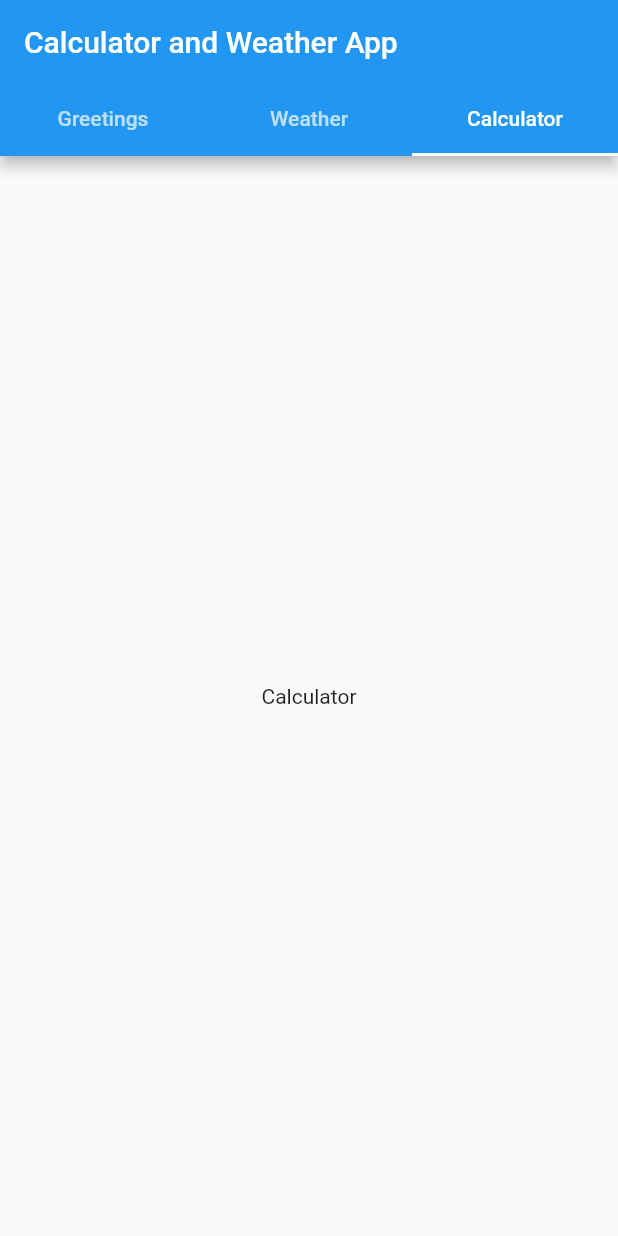
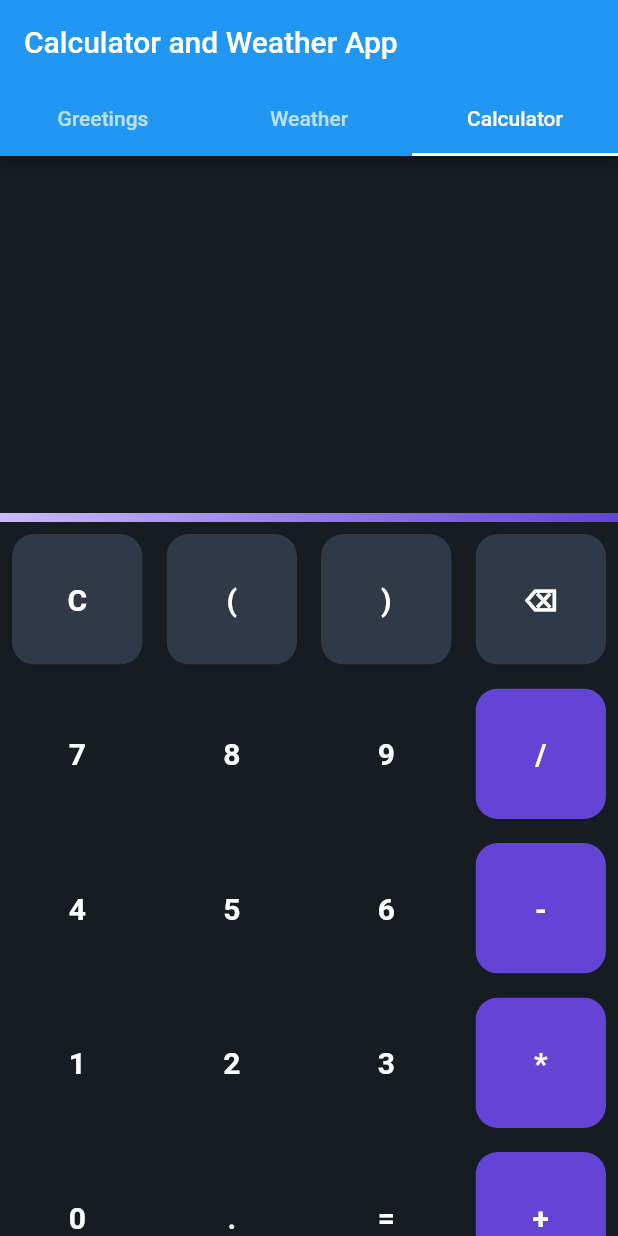
Before and after one commit to LakmaliPalihakkara/MDEV1005_Assignment4, a Flutter app: the screen it shows after launch, tab 3 chosen, on a phone screen of 412 x 824 dp. Run offline on Flutter 3.47's test engine with Material 2 defaults, Android fonts, the phone set to English and light mode, and no system bars; our stand-ins replace math_expressions.

Commit message:
Calculator

```diff
--- /dev/null
+++ b/lib/CalButton.dart
@@ -0,0 +1,38 @@
+
+import 'package:flutter/material.dart';
+
+class CalButton extends StatelessWidget {
+
+  final String btnText;
+  final buttonTapped;
+  final Color color;
+
+  const CalButton({required this.btnText,this.buttonTapped,required this.color});
+
+  @override
+  Widget build(BuildContext context) {
+    return GestureDetector(
+        onTap: buttonTapped,
+        child: Padding(
+
+          padding: EdgeInsets.all(8.0),
+          child:  ClipRRect(
+            borderRadius: BorderRadius.circular(15.0),
+            child: Container(
+              color: color,
+              child: Center(
+                child: Text(
+                  btnText,
+                  style: TextStyle(
+                      color: Colors.white,
+                      fontSize: 20,
+                      fontWeight: FontWeight.bold
+                  ),
+                ),
+              ),
+            ),
+          ),
+        )
+    );
+  }
+}
--- /dev/null
+++ b/lib/Calculator.dart
@@ -0,0 +1,171 @@
+import 'package:flutter/material.dart';
+import 'package:math_expressions/math_expressions.dart';
+import 'CalButton.dart';
+ import '../helpers/Divider.dart';
+
+class Calculator extends StatefulWidget {
+  const Calculator({Key? key}) : super(key: key);
+
+  @override
+  State<Calculator> createState() => _Home();
+}
+
+class _Home extends State<Calculator> {
+  var userQuestion = '';
+  var userAnswer = '';
+  final List<String> button = [
+    'C',
+    '(',
+    ')',
+    '⌫',
+    '7',
+    '8',
+    '9',
+    '/',
+    '4',
+    '5',
+    '6',
+    '-',
+    '1',
+    '2',
+    '3',
+    '*',
+    '0',
+    '.',
+    '=',
+    '+',
+  ];
+
+  @override
+  Widget build(BuildContext context) {
+    return SafeArea(
+      child: Scaffold(
+        backgroundColor: Color(0xff171C22),
+        body: Column(
+          children: [
+            Expanded(
+
+              child: Column(
+                children: [
+                  SizedBox(height: 50.0,),
+                  Container(
+                    alignment: Alignment.centerRight,
+                    padding: EdgeInsets.all(20),
+                    child: Text(
+                      userQuestion,
+                      textAlign: TextAlign.left,
+                      style: TextStyle(
+                        fontSize: 40.0,
+                        color: Colors.white70,
+                        fontWeight: FontWeight.w600,
+                      ),
+                    ),
+                  ),
+                  Container(
+                    alignment: Alignment.centerRight,
+                    padding: EdgeInsets.all(20),
+                    child: Text(
+                      userAnswer,
+                      textAlign: TextAlign.right,
+                      style: TextStyle(
+                        fontSize: 40.0,
+                        color: Colors.white,
+                        fontWeight: FontWeight.bold,
+                      ),
+                    ),
+                  ),
+                ],
+              ),
+            ),
+
+           const GradientDivider(),
+            Expanded(
+              flex: 2,
+              child: GridView.builder(
+                itemCount: button.length,
+                gridDelegate: SliverGridDelegateWithFixedCrossAxisCount(
+                    crossAxisCount: 4),
+                itemBuilder: (BuildContext context, int index) {
+                  if (index == 0) {
+                    return CalButton(
+                        btnText: button[index],
+                        buttonTapped: () {
+                          setState(() {
+                            userQuestion = '';
+                            userAnswer = '';
+                          });
+                        },
+                        color: Color(0xff2E3A48));
+                  }else if (index == button.length - 2) {
+                    return CalButton(
+                        btnText: button[index],
+                        buttonTapped: () {
+                          setState(() {
+                            equalPressed();
+                          });
+                        },
+                        color: Color(0xff171C22));
+                  }
+                  else if (index == 3) {
+                    return CalButton(
+                        btnText: button[index],
+                        buttonTapped: () {
+                          setState(() {
+                            userQuestion = userQuestion.substring(
+                                0, userQuestion.length - 1);
+                          });
+                        },
+                        color: Color(0xff2E3A48));
+                  }  else if (index == 1 || index == 2) {
+                    return CalButton(
+                        btnText: button[index],
+                        buttonTapped: () {
+                          setState(() {
+                            userQuestion += button[index];
+                          });
+                        },
+                        color: Color(0xff2E3A48));
+                  } else {
+                    return CalButton(
+                      btnText: button[index],
+                      buttonTapped: () {
+                        setState(() {
+                          userQuestion += button[index];
+                        });
+                      },
+                      color: isOperator(button[index])
+                          ? Color(0xff6344D4)
+                          : Color(0xff171C22),
+                    );
+                  }
+                },
+              ),
+            ),
+           ],
+        ),
+      ),
+    );
+  }
+
+  bool isOperator(String x) {
+    if (x == '-' || x == '+' || x == '*' || x == '/') {
+      return true;
+    } else {
+      return false;
+    }
+  }
+  void equalPressed() {
+    String finalQuestion = userQuestion;
+    try{
+      Parser p = Parser();
+      Expression exp = p.parse(finalQuestion);
+      ContextModel cm = ContextModel();
+      double eval = exp.evaluate(EvaluationType.REAL, cm);
+      userAnswer = eval.toString();
+    }catch(e){
+      print(e);
+    }
+
+
+  }
+}
--- /dev/null
+++ b/lib/helpers/Divider.dart
@@ -0,0 +1,28 @@
+import 'package:flutter/material.dart';
+
+
+class GradientDivider extends StatelessWidget {
+  const GradientDivider({Key? key}) : super(key: key);
+
+  @override
+  Widget build(BuildContext context) {
+
+    return Container(
+      height: 6,
+      decoration: BoxDecoration(gradient:LinearGradient(
+        begin: Alignment.bottomLeft,
+        end: Alignment.topRight,
+        colors: [
+          Color(0xffC9BAFF),
+          Color(0xff937CE6),
+          Color(0xff6344D4),
+        ],
+      ) ),
+    );
+  }
+}
+
+
+
+
+// Main Colors (Primary and Secondary)
--- a/lib/main.dart
+++ b/lib/main.dart
@@ -1,6 +1,8 @@
+import 'package:assignment4/Calculator.dart';
 import 'package:assignment4/weather_display.dart';
 import 'package:flutter/material.dart';
 
+// @dart=2.9
 void main() {
   runApp(const MyApp());
 }
@@ -67,7 +69,7 @@ class _MyStatefulWidgetState extends State<MyStatefulWidget>
             child: WeatherDisplay(),
           ),
           Center(
-            child: Text("Calculator"),
+            child: Calculator()
           ),
         ],
       ),
--- a/pubspec.yaml
+++ b/pubspec.yaml
@@ -40,6 +40,7 @@ dependencies:
   # Use with the CupertinoIcons class for iOS style icons.
   cupertino_icons: ^1.0.2
   go_router: ^5.2.1
+  math_expressions: ^2.3.1
 
 dev_dependencies:
   flutter_test:
```
Also changed, not shown: lib/helpers/Animations.dart (added, +55 -0 lines), pubspec.lock.
